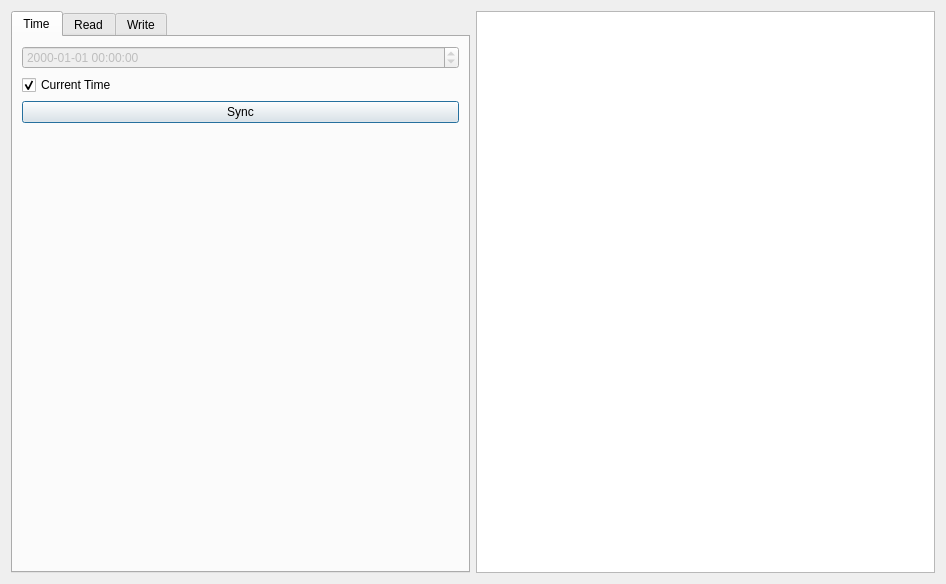
First picture: the form in dlt645dialog.ui, repository HEYAHONG/cutecom-ng, before the edit.
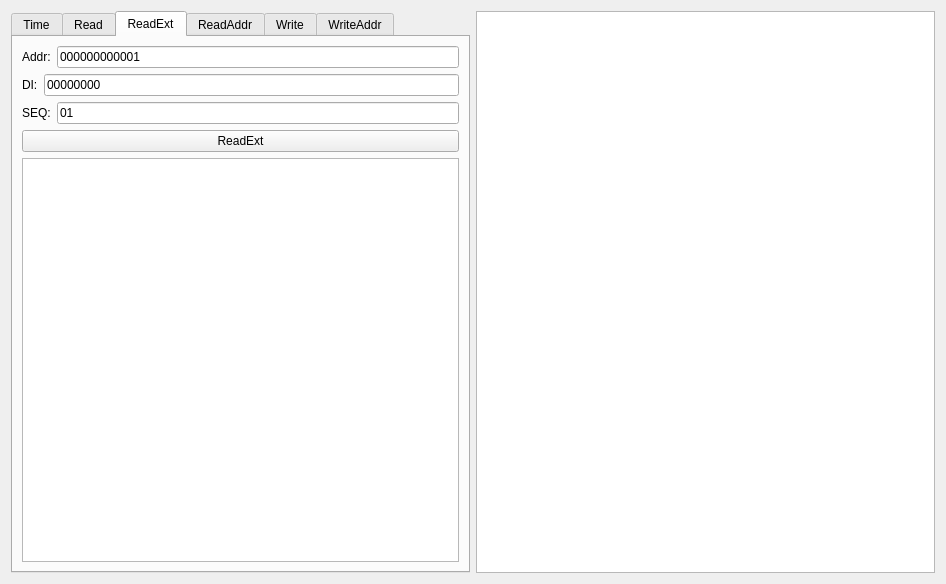
Second picture: the form after the edit. The open tabs and pages were chosen to show the change.

Patch:
```diff
--- a/dlt645dialog.ui
+++ b/dlt645dialog.ui
@@ -255,6 +255,141 @@
        </item>
       </layout>
      </widget>
+     <widget class="QWidget" name="ReadExt">
+      <attribute name="title">
+       <string>ReadExt</string>
+      </attribute>
+      <layout class="QVBoxLayout" name="verticalLayout_4">
+       <item>
+        <layout class="QHBoxLayout" name="horizontalLayout_12">
+         <item>
+          <widget class="QLabel" name="label_10">
+           <property name="text">
+            <string>Addr:</string>
+           </property>
+          </widget>
+         </item>
+         <item>
+          <widget class="QLineEdit" name="ReadExt_Addr_lineEdit">
+           <property name="inputMask">
+            <string>NNNNNNNNNNNN</string>
+           </property>
+           <property name="text">
+            <string>000000000001</string>
+           </property>
+          </widget>
+         </item>
+        </layout>
+       </item>
+       <item>
+        <layout class="QHBoxLayout" name="horizontalLayout_13">
+         <item>
+          <widget class="QLabel" name="label_11">
+           <property name="text">
+            <string>DI:</string>
+           </property>
+          </widget>
+         </item>
+         <item>
+          <widget class="QLineEdit" name="ReadExt_DI_lineEdit">
+           <property name="inputMask">
+            <string>NNNNNNNN</string>
+           </property>
+           <property name="text">
+            <string>00000000</string>
+           </property>
+          </widget>
+         </item>
+        </layout>
+       </item>
+       <item>
+        <layout class="QHBoxLayout" name="horizontalLayout_14">
+         <item>
+          <widget class="QLabel" name="label_12">
+           <property name="text">
+            <string>SEQ:</string>
+           </property>
+          </widget>
+         </item>
+         <item>
+          <widget class="QLineEdit" name="ReadExt_Seq_lineEdit">
+           <property name="inputMask">
+            <string>NN</string>
+           </property>
+           <property name="text">
+            <string>01</string>
+           </property>
+          </widget>
+         </item>
+        </layout>
+       </item>
+       <item>
+        <widget class="QPushButton" name="ReadExt_pushButton">
+         <property name="text">
+          <string>ReadExt</string>
+         </property>
+        </widget>
+       </item>
+       <item>
+        <widget class="QTextEdit" name="ReadExt_Result_textEdit">
+         <property name="readOnly">
+          <bool>true</bool>
+         </property>
+        </widget>
+       </item>
+      </layout>
+     </widget>
+     <widget class="QWidget" name="ReadAddr">
+      <attribute name="title">
+       <string>ReadAddr</string>
+      </attribute>
+      <layout class="QVBoxLayout" name="verticalLayout_5">
+       <item>
+        <widget class="QPushButton" name="ReadAddr_pushButton">
+         <property name="text">
+          <string>ReadAddr</string>
+         </property>
+        </widget>
+       </item>
+       <item>
+        <layout class="QHBoxLayout" name="horizontalLayout_15">
+         <item>
+          <widget class="QLabel" name="label_13">
+           <property name="text">
+            <string>Addr:</string>
+           </property>
+          </widget>
+         </item>
+         <item>
+          <widget class="QLineEdit" name="ReadAddr_Result_lineEdit">
+           <property name="inputMask">
+            <string>NNNNNNNNNNNN</string>
+           </property>
+           <property name="text">
+            <string>000000000000</string>
+           </property>
+           <property name="readOnly">
+            <bool>true</bool>
+           </property>
+          </widget>
+         </item>
+        </layout>
+       </item>
+       <item>
+        <spacer name="verticalSpacer_3">
+         <property name="orientation">
+          <enum>Qt::Vertical</enum>
+         </property>
+         <property name="sizeHint" stdset="0">
+          <size>
+           <width>20</width>
+           <height>40</height>
+          </size>
+         </property>
+        </spacer>
+       </item>
+      </layout>
+     </widget>
      <widget class="QWidget" name="Write">
       <attribute name="title">
        <string>Write</string>
@@ -391,6 +526,54 @@
        </item>
       </layout>
      </widget>
+     <widget class="QWidget" name="tab">
+      <attribute name="title">
+       <string>WriteAddr</string>
+      </attribute>
+      <layout class="QVBoxLayout" name="verticalLayout_6">
+       <item>
+        <layout class="QHBoxLayout" name="horizontalLayout_16">
+         <item>
+          <widget class="QLabel" name="label_14">
+           <property name="text">
+            <string>Addr:</string>
+           </property>
+          </widget>
+         </item>
+         <item>
+          <widget class="QLineEdit" name="WriteAddr_Addr_lineEdit">
+           <property name="inputMask">
+            <string>NNNNNNNNNNNN</string>
+           </property>
+           <property name="text">
+            <string>000000000001</string>
+           </property>
+          </widget>
+         </item>
+        </layout>
+       </item>
+       <item>
+        <widget class="QPushButton" name="WriteAddr_pushButton">
+         <property name="text">
+          <string>WriteAddr</string>
+         </property>
+        </widget>
+       </item>
+       <item>
+        <spacer name="verticalSpacer_4">
+         <property name="orientation">
+          <enum>Qt::Vertical</enum>
+         </property>
+         <property name="sizeHint" stdset="0">
+          <size>
+           <width>20</width>
+           <height>40</height>
+          </size>
+         </property>
+        </spacer>
+       </item>
+      </layout>
+     </widget>
     </widget>
    </item>
    <item>
```
Left out of the diff: 67 changed lines with no effect on the pictures.
